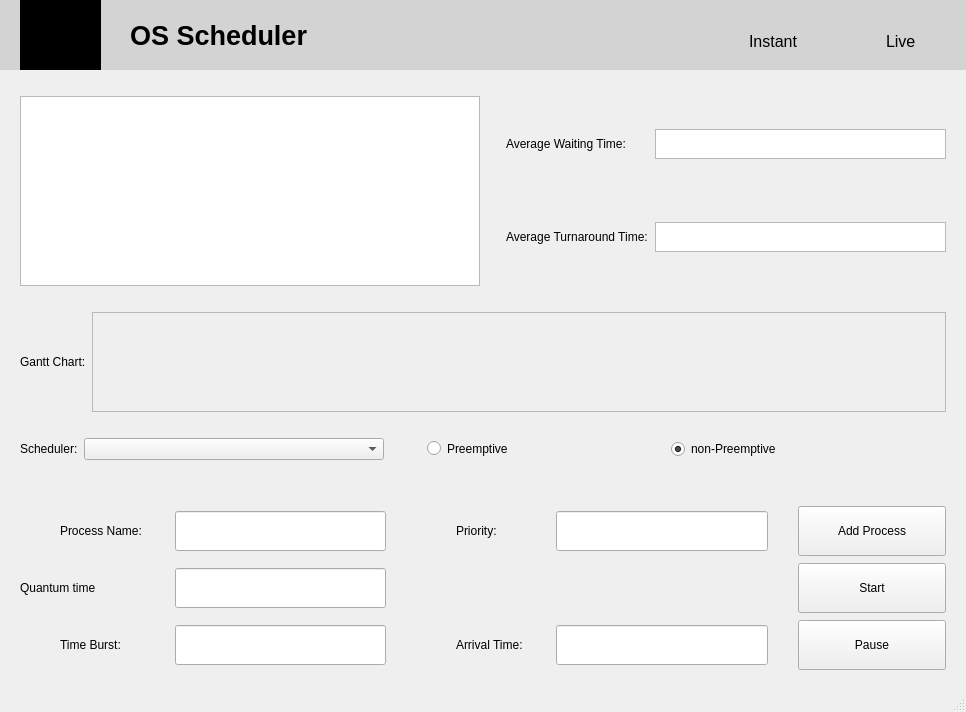
Before: the Qt Designer form frontend/mainwindow.ui in ASolimanA/OS-Scheduler, drawn with Qt 5.
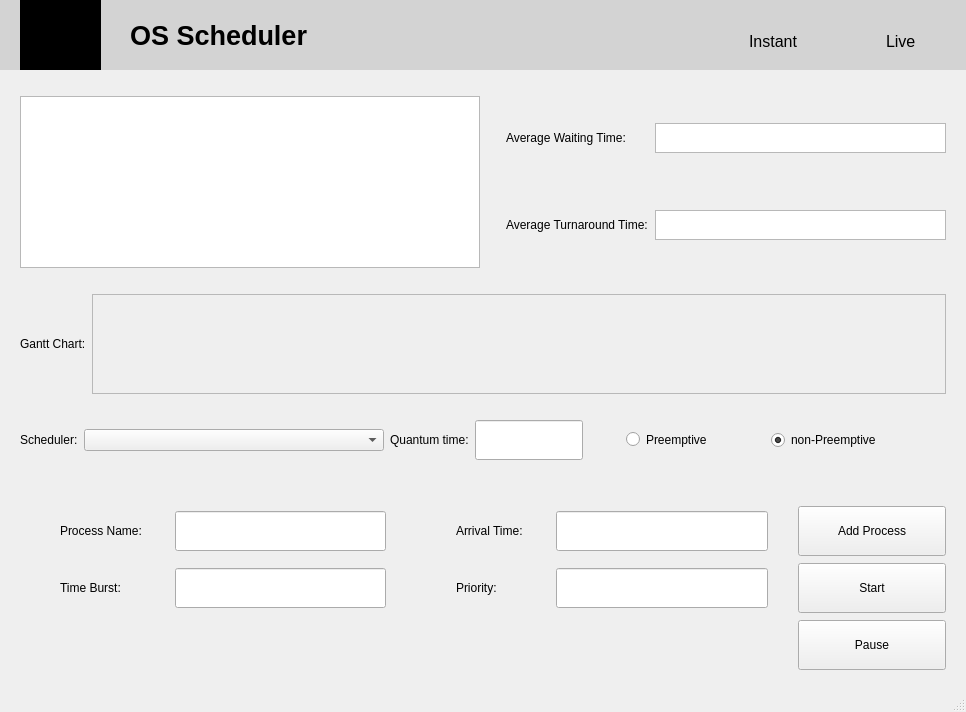
After: the same form once the commit is applied.

The edit to the form file:
```diff
--- a/frontend/mainwindow.ui
+++ b/frontend/mainwindow.ui
@@ -270,7 +270,7 @@
      </layout>
     </item>
     <item row="3" column="0">
-     <layout class="QHBoxLayout" name="horizontalLayout" stretch="0,0,1,1">
+     <layout class="QHBoxLayout" name="horizontalLayout" stretch="0,0,0,0,1,1">
       <property name="leftMargin">
        <number>20</number>
       </property>
@@ -312,6 +312,23 @@
         </property>
        </widget>
       </item>
+      <item>
+       <widget class="QLabel" name="label_12">
+        <property name="text">
+         <string>Quantum time:</string>
+        </property>
+       </widget>
+      </item>
+      <item>
+       <widget class="QLineEdit" name="quantumText">
+        <property name="minimumSize">
+         <size>
+          <width>0</width>
+          <height>40</height>
+         </size>
+        </property>
+       </widget>
+      </item>
       <item>
        <widget class="QRadioButton" name="preemptive">
         <property name="styleSheet">
@@ -354,48 +371,6 @@
       <property name="verticalSpacing">
        <number>7</number>
       </property>
-      <item row="0" column="2">
-       <widget class="QLabel" name="label_4">
-        <property name="styleSheet">
-         <string notr="true">margin:0 0 0 auto</string>
-        </property>
-        <property name="text">
-         <string>Priority:</string>
-        </property>
-        <property name="scaledContents">
-         <bool>false</bool>
-        </property>
-        <property name="indent">
-         <number>-1</number>
-        </property>
-       </widget>
-      </item>
-      <item row="0" column="3">
-       <widget class="QLineEdit" name="lineEdit_3">
-        <property name="enabled">
-         <bool>true</bool>
-        </property>
-        <property name="minimumSize">
-         <size>
-          <width>0</width>
-          <height>40</height>
-         </size>
-        </property>
-       </widget>
-      </item>
-      <item row="1" column="4">
-       <widget class="QPushButton" name="Start_Button">
-        <property name="minimumSize">
-         <size>
-          <width>0</width>
-          <height>50</height>
-         </size>
-        </property>
-        <property name="text">
-         <string>Start</string>
-        </property>
-       </widget>
-      </item>
       <item row="0" column="4">
        <widget class="QPushButton" name="addProcessButton">
         <property name="minimumSize">
@@ -409,17 +384,7 @@
         </property>
        </widget>
       </item>
-      <item row="0" column="1">
-       <widget class="QLineEdit" name="processNameLine">
-        <property name="minimumSize">
-         <size>
-          <width>0</width>
-          <height>40</height>
-         </size>
-        </property>
-       </widget>
-      </item>
-      <item row="2" column="0">
+      <item row="1" column="0">
        <widget class="QLabel" name="label_3">
         <property name="styleSheet">
          <string notr="true">margin:0 0 0 auto</string>
@@ -429,16 +394,6 @@
         </property>
        </widget>
       </item>
-      <item row="2" column="2">
-       <widget class="QLabel" name="label_5">
-        <property name="styleSheet">
-         <string notr="true">margin:0 0 0 auto</string>
-        </property>
-        <property name="text">
-         <string>Arrival Time:</string>
-        </property>
-       </widget>
-      </item>
       <item row="2" column="4">
        <widget class="QPushButton" name="pushButton_3">
         <property name="minimumSize">
@@ -452,18 +407,8 @@
         </property>
        </widget>
       </item>
-      <item row="2" column="1">
-       <widget class="QLineEdit" name="timeBurstLine">
-        <property name="minimumSize">
-         <size>
-          <width>0</width>
-          <height>40</height>
-         </size>
-        </property>
-       </widget>
-      </item>
-      <item row="2" column="3">
-       <widget class="QLineEdit" name="lineEdit_4">
+      <item row="0" column="1">
+       <widget class="QLineEdit" name="processNameLine">
         <property name="minimumSize">
          <size>
           <width>0</width>
@@ -482,15 +427,70 @@
         </property>
        </widget>
       </item>
-      <item row="1" column="0">
-       <widget class="QLabel" name="label_12">
-        <property name="text">
-         <string>Quantum time</string>
-        </property>
-       </widget>
-      </item>
       <item row="1" column="1">
-       <widget class="QLineEdit" name="lineEdit">
+       <widget class="QLineEdit" name="timeBurstText">
+        <property name="minimumSize">
+         <size>
+          <width>0</width>
+          <height>40</height>
+         </size>
+        </property>
+       </widget>
+      </item>
+      <item row="1" column="4">
+       <widget class="QPushButton" name="startButton">
+        <property name="minimumSize">
+         <size>
+          <width>0</width>
+          <height>50</height>
+         </size>
+        </property>
+        <property name="text">
+         <string>Start</string>
+        </property>
+       </widget>
+      </item>
+      <item row="0" column="2">
+       <widget class="QLabel" name="label_5">
+        <property name="styleSheet">
+         <string notr="true">margin:0 0 0 auto</string>
+        </property>
+        <property name="text">
+         <string>Arrival Time:</string>
+        </property>
+       </widget>
+      </item>
+      <item row="0" column="3">
+       <widget class="QLineEdit" name="arrivalText">
+        <property name="minimumSize">
+         <size>
+          <width>0</width>
+          <height>40</height>
+         </size>
+        </property>
+       </widget>
+      </item>
+      <item row="1" column="2">
+       <widget class="QLabel" name="label_4">
+        <property name="styleSheet">
+         <string notr="true">margin:0 0 0 auto</string>
+        </property>
+        <property name="text">
+         <string>Priority:</string>
+        </property>
+        <property name="scaledContents">
+         <bool>false</bool>
+        </property>
+        <property name="indent">
+         <number>-1</number>
+        </property>
+       </widget>
+      </item>
+      <item row="1" column="3">
+       <widget class="QLineEdit" name="priorityText">
+        <property name="enabled">
+         <bool>true</bool>
+        </property>
         <property name="minimumSize">
          <size>
           <width>0</width>
```
Left out of the diff: 14 changed lines with no effect on the pictures.
